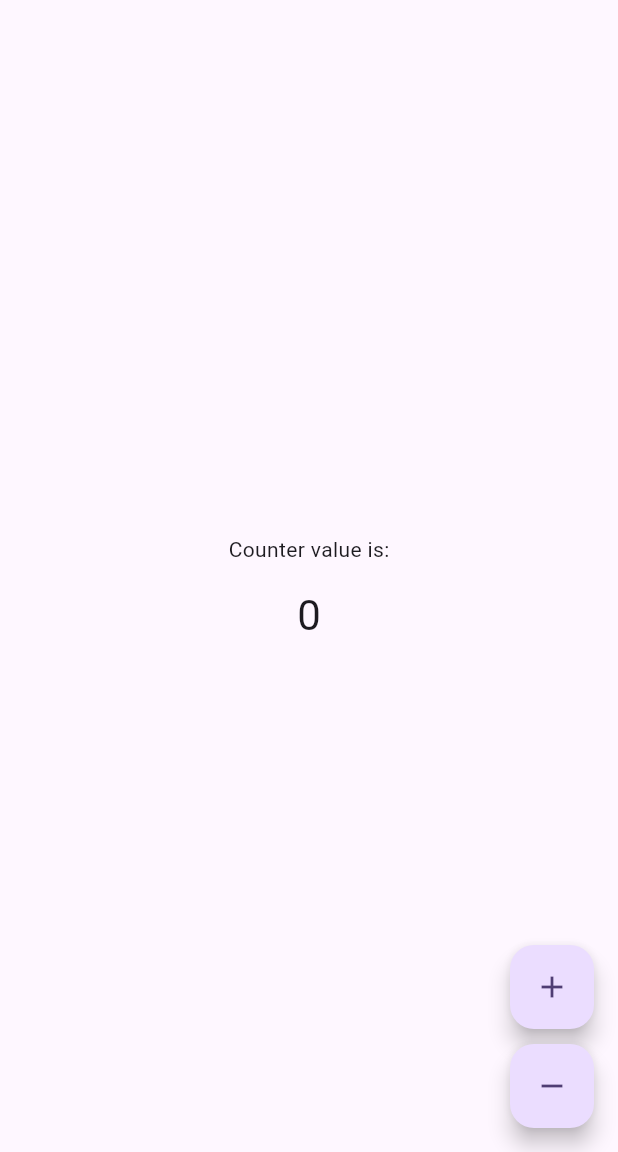
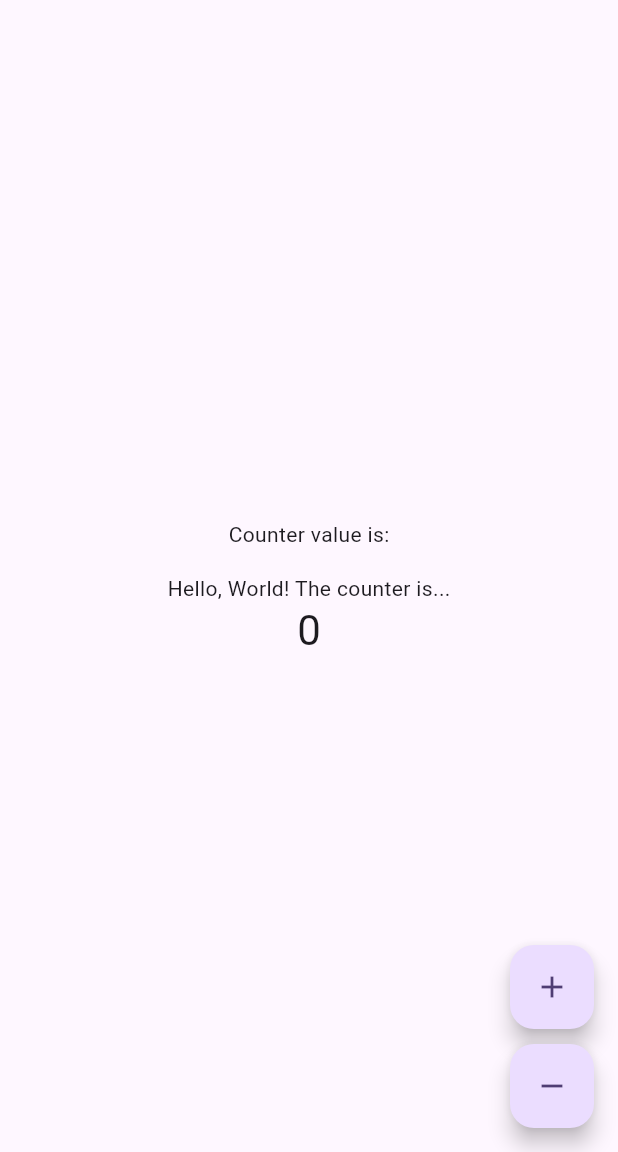
Before and after one commit to mmaitlen/AICounter, a Flutter app: the screen it shows after launch, on a phone screen of 412 x 824 dp, the part 84-1236 px from its top. Run offline on Flutter 3.47's test engine with Material 3 defaults, Android fonts, the phone set to English and light mode, and no system bars; our stand-ins replace bloc, equatable, flutter_bloc, get_it, shared_preferences.

Commit message:
feat: Add friendly message to counter display

```diff
--- a/lib/features/counter/presentation/pages/counter_page.dart
+++ b/lib/features/counter/presentation/pages/counter_page.dart
@@ -92,9 +92,22 @@ class CounterView extends StatelessWidget {
                 if (status == CounterStatus.loading) {
                   return const CircularProgressIndicator();
                 }
-                return Text(
-                  '$counter',
-                  style: Theme.of(context).textTheme.headlineMedium,
+                String message;
+                if (counter == 0) {
+                  message = 'Hello, World! The counter is...';
+                } else if (counter > 0) {
+                  message = 'Great going! The counter is...';
+                } else {
+                  message = 'Hang in there! The counter is...';
+                }
+                return Column(
+                  children: [
+                    Text(message),
+                    Text(
+                      '$counter',
+                      style: Theme.of(context).textTheme.headlineMedium,
+                    ),
+                  ],
                 );
               },
             ),
```
